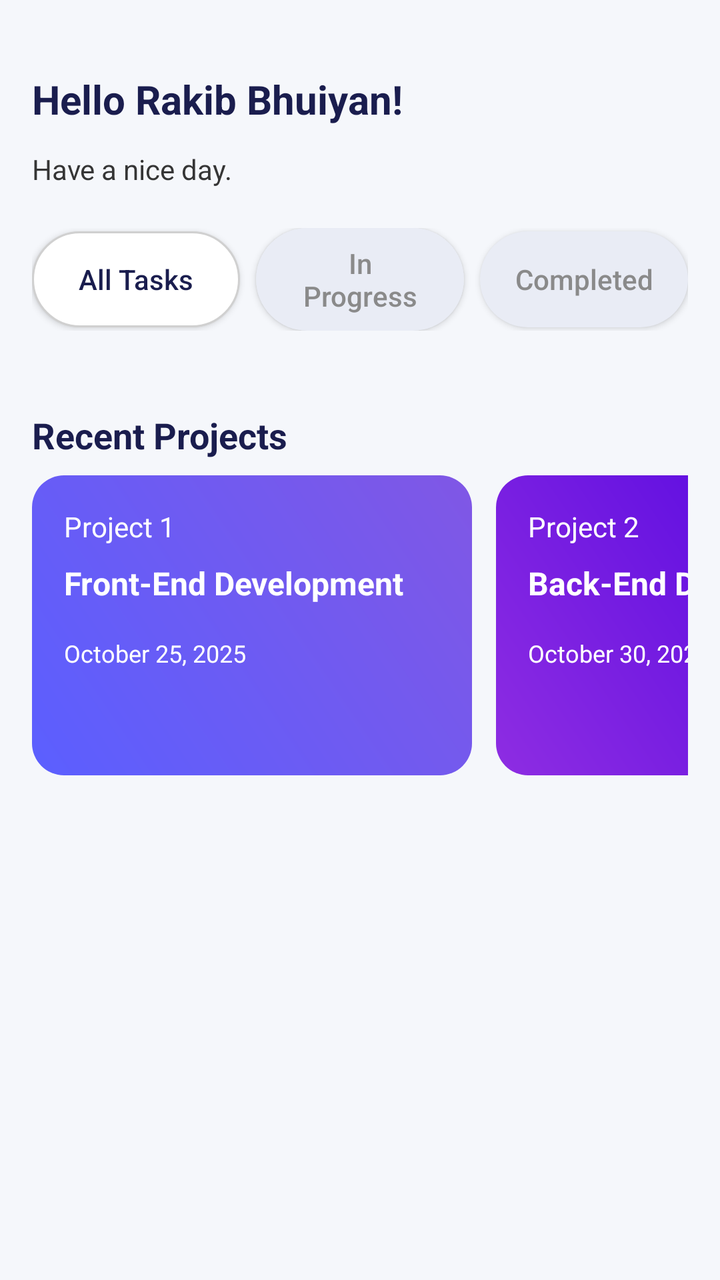
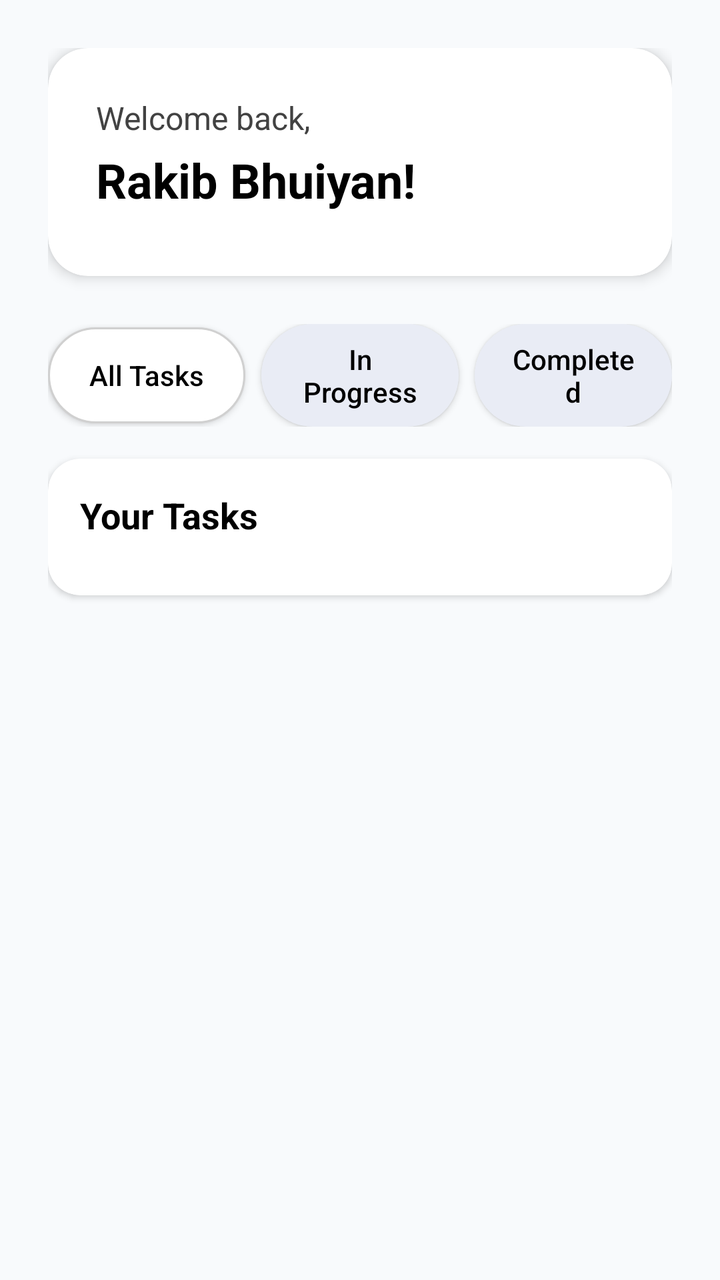

The first picture is an Android layout as it rendered before a commit; the second is the same layout after the commit. The layout source and the unified diff follow.
<!-- AndroidManifest.xml: application theme Theme.ToDoApp -->
<!-- res/layout/fragment_home.xml -->
<?xml version="1.0" encoding="utf-8"?>
<ScrollView xmlns:android="http://schemas.android.com/apk/res/android"
    xmlns:app="http://schemas.android.com/apk/res-auto"
    android:layout_width="match_parent"
    android:layout_height="match_parent"
    android:background="#F5F7FB"
    android:padding="16dp">

    <LinearLayout
        android:layout_width="match_parent"
        android:layout_height="wrap_content"
        android:layout_marginTop="20dp"
        android:orientation="vertical">

        
        <LinearLayout
            android:layout_width="match_parent"
            android:layout_height="wrap_content"
            android:orientation="horizontal"
            android:gravity="center_vertical"
            android:paddingBottom="12dp">

            <TextView
                android:text="Hello Rakib Bhuiyan!"
                android:textColor="#1A1D4E"
                android:textSize="20sp"
                android:textStyle="bold"
                android:layout_width="wrap_content"
                android:layout_height="wrap_content" />


        </LinearLayout>

        <TextView
            android:text="Have a nice day."
            android:textColor="#353535"
            android:textSize="14sp"
            android:layout_marginBottom="20dp"
            android:layout_width="wrap_content"
            android:layout_height="wrap_content" />

        
        <LinearLayout
            android:layout_width="match_parent"
            android:layout_height="wrap_content"
            android:orientation="horizontal"
            android:gravity="center"
            android:layout_marginBottom="20dp">

            <Button
                android:id="@+id/btnMyTasks"
                android:layout_width="0dp"
                android:layout_height="wrap_content"
                android:layout_weight="1"
                android:text="All Tasks"
                android:background="@drawable/btn_selected"
                android:textColor="#1A1D4E"
                android:layout_marginEnd="8dp"
                android:textAllCaps="false"/>

            <Button
                android:id="@+id/btnInProgress"
                android:layout_width="0dp"
                android:layout_height="wrap_content"
                android:layout_weight="1"
                android:text="In Progress"
                android:background="@drawable/btn_unselected"
                android:textColor="#8A8A8A"
                android:layout_marginEnd="8dp"
                android:textAllCaps="false"/>

            <Button
                android:id="@+id/btnCompleted"
                android:layout_width="0dp"
                android:layout_height="wrap_content"
                android:layout_weight="1"
                android:text="Completed"
                android:background="@drawable/btn_unselected"
                android:textColor="#8A8A8A"
                android:textAllCaps="false"/>
        </LinearLayout>

        
        <TextView
            android:id="@+id/txtEmptyState"
            android:layout_width="match_parent"
            android:layout_height="wrap_content"
            android:gravity="center"
            android:padding="40dp"
            android:text="No tasks yet. Create your first task!"
            android:textColor="#8A8A8A"
            android:textSize="16sp"
            android:visibility="gone" />

        
        <androidx.recyclerview.widget.RecyclerView
            android:id="@+id/recyclerTasks"
            android:layout_width="match_parent"
            android:layout_height="wrap_content"
            android:layout_marginBottom="20dp" />

        
        <TextView
            android:text="Recent Projects"
            android:textStyle="bold"
            android:textColor="#1A1D4E"
            android:textSize="18sp"
            android:layout_marginBottom="8dp"
            android:layout_width="wrap_content"
            android:layout_height="wrap_content"/>

        
        <HorizontalScrollView
            android:layout_width="match_parent"
            android:layout_height="wrap_content"
            android:overScrollMode="never"
            android:scrollbars="none">

            <LinearLayout
                android:layout_width="wrap_content"
                android:layout_height="wrap_content"
                android:orientation="horizontal">

                <LinearLayout
                    android:layout_width="220dp"
                    android:layout_height="150dp"
                    android:orientation="vertical"
                    android:padding="16dp"
                    android:layout_marginEnd="12dp"
                    android:background="@drawable/gradient_card1">

                    <TextView
                        android:text="Project 1"
                        android:textColor="#FFFFFF"
                        android:textSize="14sp"
                        android:layout_marginBottom="8dp"
                        android:layout_height="wrap_content"
                        android:layout_width="wrap_content"/>

                    <TextView
                        android:layout_height="wrap_content"
                        android:layout_width="wrap_content"
                        android:text="Front-End Development"
                        android:textColor="#FFFFFF"
                        android:textStyle="bold"
                        android:textSize="16sp"
                        android:layout_marginBottom="16dp"/>

                    <TextView
                        android:layout_height="wrap_content"
                        android:layout_width="wrap_content"
                        android:text="October 25, 2025"
                        android:textColor="#FFFFFF"
                        android:textSize="12sp"/>
                </LinearLayout>

                <LinearLayout
                    android:layout_width="220dp"
                    android:layout_height="150dp"
                    android:orientation="vertical"
                    android:padding="16dp"
                    android:background="@drawable/gradient_card2">

                    <TextView
                        android:layout_height="wrap_content"
                        android:layout_width="wrap_content"
                        android:text="Project 2"
                        android:textColor="#FFFFFF"
                        android:textSize="14sp"
                        android:layout_marginBottom="8dp"/>

                    <TextView
                        android:layout_height="wrap_content"
                        android:layout_width="wrap_content"
                        android:text="Back-End Development"
                        android:textColor="#FFFFFF"
                        android:textStyle="bold"
                        android:textSize="16sp"
                        android:layout_marginBottom="16dp"/>

                    <TextView
                        android:layout_height="wrap_content"
                        android:layout_width="wrap_content"
                        android:text="October 30, 2025"
                        android:textColor="#FFFFFF"
                        android:textSize="12sp"/>
                </LinearLayout>
            </LinearLayout>
        </HorizontalScrollView>

    </LinearLayout>
</ScrollView>
<!-- resources referenced by this layout -->
<resources>
  <!-- drawable btn_selected (drawable) -->
  <shape xmlns:android="http://schemas.android.com/apk/res/android">
      <solid android:color="#FFFFFF"/>
      <corners android:radius="50dp"/>
      <padding android:left="16dp" android:right="16dp" android:top="8dp" android:bottom="8dp"/>
      <stroke android:color="#D0D0D0" android:width="1dp"/>
      <shadowColor>#33000000</shadowColor>
  </shape>
  <!-- drawable btn_unselected (drawable) -->
  <shape xmlns:android="http://schemas.android.com/apk/res/android">
      <solid android:color="#E9ECF5"/>
      <corners android:radius="50dp"/>
      <padding android:left="16dp" android:right="16dp" android:top="8dp" android:bottom="8dp"/>
  </shape>
  <!-- drawable gradient_card1 (drawable) -->
  <shape xmlns:android="http://schemas.android.com/apk/res/android">
      <gradient
          android:startColor="#5B5FFF"
          android:endColor="#8057E5"
          android:angle="45"/>
      <corners android:radius="16dp"/>
  </shape>
  <!-- drawable gradient_card2 (drawable) -->
  <shape xmlns:android="http://schemas.android.com/apk/res/android">
      <gradient
          android:startColor="#8E2DE2"
          android:endColor="#4A00E0"
          android:angle="45"/>
      <corners android:radius="16dp"/>
  </shape>
  <style name="Theme.ToDoApp" parent="Base.Theme.ToDoApp" />
  <style name="Base.Theme.ToDoApp" parent="Theme.AppCompat.DayNight.NoActionBar">
          <item name="colorPrimary">@color/primary_color</item>
          <item name="colorPrimaryVariant">@color/primary_dark</item>
          <item name="colorOnPrimary">@color/white</item>
          <item name="colorSecondary">@color/green</item>
  
          <item name="colorOnSecondary">@color/white</item>
          
      </style>
  <color name="primary_color">#2196F3</color>
  <color name="primary_dark">#1976D2</color>
  <color name="white">#FFFFFFFF</color>
  <color name="green">#4CAF50</color>
</resources>

<!-- the commit's change to res/layout/fragment_home.xml (unified diff, before → after) -->
@@ -3,49 +3,60 @@
     xmlns:app="http://schemas.android.com/apk/res-auto"
     android:layout_width="match_parent"
     android:layout_height="match_parent"
-    android:background="#F5F7FB"
-    android:padding="16dp">
+    android:background="@color/background_gray"
+    android:fillViewport="true">
 
     <LinearLayout
         android:layout_width="match_parent"
         android:layout_height="wrap_content"
-        android:layout_marginTop="20dp"
-        android:orientation="vertical">
+        android:orientation="vertical"
+        android:padding="24dp">
+
+        
+        <com.google.android.material.card.MaterialCardView
+            android:layout_width="match_parent"
+            android:layout_height="wrap_content"
+            app:cardCornerRadius="20dp"
+            app:cardElevation="4dp"
+            app:cardBackgroundColor="@color/white"
+            android:layout_marginBottom="24dp">
+
+            <LinearLayout
+                android:layout_width="match_parent"
+                android:layout_height="wrap_content"
+                android:orientation="vertical"
+                android:padding="24dp">
+
+                <TextView
+                    android:layout_width="wrap_content"
+                    android:layout_height="wrap_content"
+                    android:text="Welcome back,"
+                    android:textColor="@color/gray_dark"
+                    android:textSize="16sp"
+                    android:layout_marginBottom="4dp" />
+
+                <TextView
+                    android:layout_width="wrap_content"
+                    android:layout_height="wrap_content"
+                    android:text="Rakib Bhuiyan!"
+                    android:textColor="@color/black"
+                    android:textSize="24sp"
+                    android:textStyle="bold"
+                    android:layout_marginBottom="8dp" />
+
+
+
+            </LinearLayout>
+        </com.google.android.material.card.MaterialCardView>
+
 
         
         <LinearLayout
             android:layout_width="match_parent"
             android:layout_height="wrap_content"
             android:orientation="horizontal"
-            android:gravity="center_vertical"
-            android:paddingBottom="12dp">
-
-            <TextView
-                android:text="Hello Rakib Bhuiyan!"
-                android:textColor="#1A1D4E"
-                android:textSize="20sp"
-                android:textStyle="bold"
-                android:layout_width="wrap_content"
-                android:layout_height="wrap_content" />
-
-
-        </LinearLayout>
-
-        <TextView
-            android:text="Have a nice day."
-            android:textColor="#353535"
-            android:textSize="14sp"
-            android:layout_marginBottom="20dp"
-            android:layout_width="wrap_content"
-            android:layout_height="wrap_content" />
-
-        
-        <LinearLayout
-            android:layout_width="match_parent"
-            android:layout_height="wrap_content"
-            android:orientation="horizontal"
-            android:gravity="center"
-            android:layout_marginBottom="20dp">
+            android:layout_marginBottom="16dp"
+            android:gravity="center">
 
             <Button
                 android:id="@+id/btnMyTasks"
@@ -54,7 +65,7 @@
                 android:layout_weight="1"
                 android:text="All Tasks"
                 android:background="@drawable/btn_selected"
-                android:textColor="#1A1D4E"
+                android:textColor="@color/black"
                 android:layout_marginEnd="8dp"
                 android:textAllCaps="false"/>
 
@@ -65,7 +76,7 @@
                 android:layout_weight="1"
                 android:text="In Progress"
                 android:background="@drawable/btn_unselected"
-                android:textColor="#8A8A8A"
+                android:textColor="@color/black"
                 android:layout_marginEnd="8dp"
                 android:textAllCaps="false"/>
 
@@ -76,117 +87,52 @@
                 android:layout_weight="1"
                 android:text="Completed"
                 android:background="@drawable/btn_unselected"
-                android:textColor="#8A8A8A"
+                android:textColor="@color/black"
                 android:textAllCaps="false"/>
         </LinearLayout>
 
         
-        <TextView
-            android:id="@+id/txtEmptyState"
+        <com.google.android.material.card.MaterialCardView
             android:layout_width="match_parent"
             android:layout_height="wrap_content"
-            android:gravity="center"
-            android:padding="40dp"
-            android:text="No tasks yet. Create your first task!"
-            android:textColor="#8A8A8A"
-            android:textSize="16sp"
-            android:visibility="gone" />
-
-        
-        <androidx.recyclerview.widget.RecyclerView
-            android:id="@+id/recyclerTasks"
-            android:layout_width="match_parent"
-            android:layout_height="wrap_content"
-            android:layout_marginBottom="20dp" />
-
-        
-        <TextView
-            android:text="Recent Projects"
-            android:textStyle="bold"
-            android:textColor="#1A1D4E"
-            android:textSize="18sp"
-            android:layout_marginBottom="8dp"
-            android:layout_width="wrap_content"
-            android:layout_height="wrap_content"/>
-
-        
-        <HorizontalScrollView
-            android:layout_width="match_parent"
-            android:layout_height="wrap_content"
-            android:overScrollMode="never"
-            android:scrollbars="none">
+            app:cardCornerRadius="16dp"
+            app:cardElevation="2dp"
+            app:cardBackgroundColor="@color/white">
 
             <LinearLayout
-                android:layout_width="wrap_content"
+                android:layout_width="match_parent"
                 android:layout_height="wrap_content"
-                android:orientation="horizontal">
+                android:orientation="vertical"
+                android:padding="16dp">
 
-                <LinearLayout
-                    android:layout_width="220dp"
-                    android:layout_height="150dp"
-                    android:orientation="vertical"
-                    android:padding="16dp"
-                    android:layout_marginEnd="12dp"
-                    android:background="@drawable/gradient_card1">
+                <TextView
+                    android:layout_width="wrap_content"
+                    android:layout_height="wrap_content"
+                    android:text="Your Tasks"
+                    android:textColor="@color/black"
+                    android:textSize="18sp"
+                    android:textStyle="bold"
+                    android:layout_marginBottom="12dp" />
 
-                    <TextView
-                        android:text="Project 1"
-                        android:textColor="#FFFFFF"
-                        android:textSize="14sp"
-                        android:layout_marginBottom="8dp"
-                        android:layout_height="wrap_content"
-                        android:layout_width="wrap_content"/>
+                
+                <TextView
+                    android:id="@+id/txtEmptyState"
+                    android:layout_width="match_parent"
+                    android:layout_height="wrap_content"
+                    android:gravity="center"
+                    android:padding="40dp"
+                    android:text="No tasks yet. Create your first task!"
+                    android:textColor="@color/gray_dark"
+                    android:textSize="16sp"
+                    android:visibility="gone" />
 
-                    <TextView
-                        android:layout_height="wrap_content"
-                        android:layout_width="wrap_content"
-                        android:text="Front-End Development"
-                        android:textColor="#FFFFFF"
-                        android:textStyle="bold"
-                        android:textSize="16sp"
-                        android:layout_marginBottom="16dp"/>
-
-                    <TextView
-                        android:layout_height="wrap_content"
-                        android:layout_width="wrap_content"
-                        android:text="October 25, 2025"
-                        android:textColor="#FFFFFF"
-                        android:textSize="12sp"/>
-                </LinearLayout>
-
-                <LinearLayout
-                    android:layout_width="220dp"
-                    android:layout_height="150dp"
-                    android:orientation="vertical"
-                    android:padding="16dp"
-                    android:background="@drawable/gradient_card2">
-
-                    <TextView
-                        android:layout_height="wrap_content"
-                        android:layout_width="wrap_content"
-                        android:text="Project 2"
-                        android:textColor="#FFFFFF"
-                        android:textSize="14sp"
-                        android:layout_marginBottom="8dp"/>
-
-                    <TextView
-                        android:layout_height="wrap_content"
-                        android:layout_width="wrap_content"
-                        android:text="Back-End Development"
-                        android:textColor="#FFFFFF"
-                        android:textStyle="bold"
-                        android:textSize="16sp"
-                        android:layout_marginBottom="16dp"/>
-
-                    <TextView
-                        android:layout_height="wrap_content"
-                        android:layout_width="wrap_content"
-                        android:text="October 30, 2025"
-                        android:textColor="#FFFFFF"
-                        android:textSize="12sp"/>
-                </LinearLayout>
+                
+                <androidx.recyclerview.widget.RecyclerView
+                    android:id="@+id/recyclerTasks"
+                    android:layout_width="match_parent"
+                    android:layout_height="wrap_content" />
             </LinearLayout>
-        </HorizontalScrollView>
+        </com.google.android.material.card.MaterialCardView>
 
     </LinearLayout>
 </ScrollView>
<!-- resource entries referenced after the edit -->
@@ -1,5 +1,8 @@
 <!-- resources referenced by this layout -->
 <resources>
+  <color name="background_gray">#F8FAFC</color>
+  <color name="black">#FF000000</color>
+  <color name="gray_dark">#424242</color>
   <!-- drawable btn_selected (drawable) -->
   <shape xmlns:android="http://schemas.android.com/apk/res/android">
       <solid android:color="#FFFFFF"/>
@@ -13,22 +16,6 @@
       <solid android:color="#E9ECF5"/>
       <corners android:radius="50dp"/>
       <padding android:left="16dp" android:right="16dp" android:top="8dp" android:bottom="8dp"/>
-  </shape>
-  <!-- drawable gradient_card1 (drawable) -->
-  <shape xmlns:android="http://schemas.android.com/apk/res/android">
-      <gradient
-          android:startColor="#5B5FFF"
-          android:endColor="#8057E5"
-          android:angle="45"/>
-      <corners android:radius="16dp"/>
-  </shape>
-  <!-- drawable gradient_card2 (drawable) -->
-  <shape xmlns:android="http://schemas.android.com/apk/res/android">
-      <gradient
-          android:startColor="#8E2DE2"
-          android:endColor="#4A00E0"
-          android:angle="45"/>
-      <corners android:radius="16dp"/>
   </shape>
   <style name="Theme.ToDoApp" parent="Base.Theme.ToDoApp" />
   <style name="Base.Theme.ToDoApp" parent="Theme.AppCompat.DayNight.NoActionBar">
